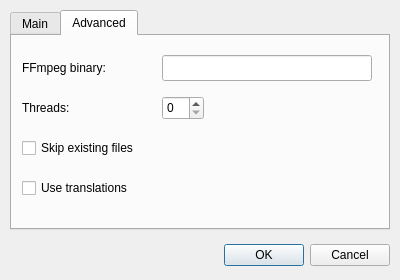
This is src/settingsdialog.ui in Bleuzen/FFaudioConverter as Qt 5 draws it before an edit. The edited form follows.
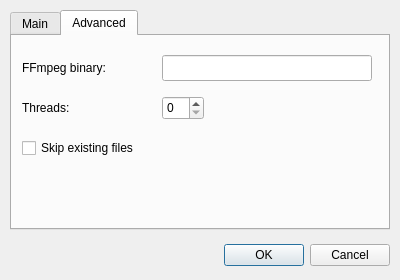
This is the edited form. The open tabs and pages were chosen to show the change.

The edit to the form file:
```diff
--- a/src/settingsdialog.ui
+++ b/src/settingsdialog.ui
@@ -195,23 +195,6 @@
       <string>Skip existing files</string>
      </property>
     </widget>
-    <widget class="QCheckBox" name="checkBox_UseTranslations">
-     <property name="geometry">
-      <rect>
-       <x>10</x>
-       <y>140</y>
-       <width>350</width>
-       <height>24</height>
-      </rect>
-     </property>
-     <property name="toolTip">
-      <string>Display texts in your language if possible. Disable to force English.
-This needs a restart to take effect.</string>
-     </property>
-     <property name="text">
-      <string>Use translations</string>
-     </property>
-    </widget>
     <widget class="QLabel" name="label_6">
      <property name="geometry">
       <rect>
```
